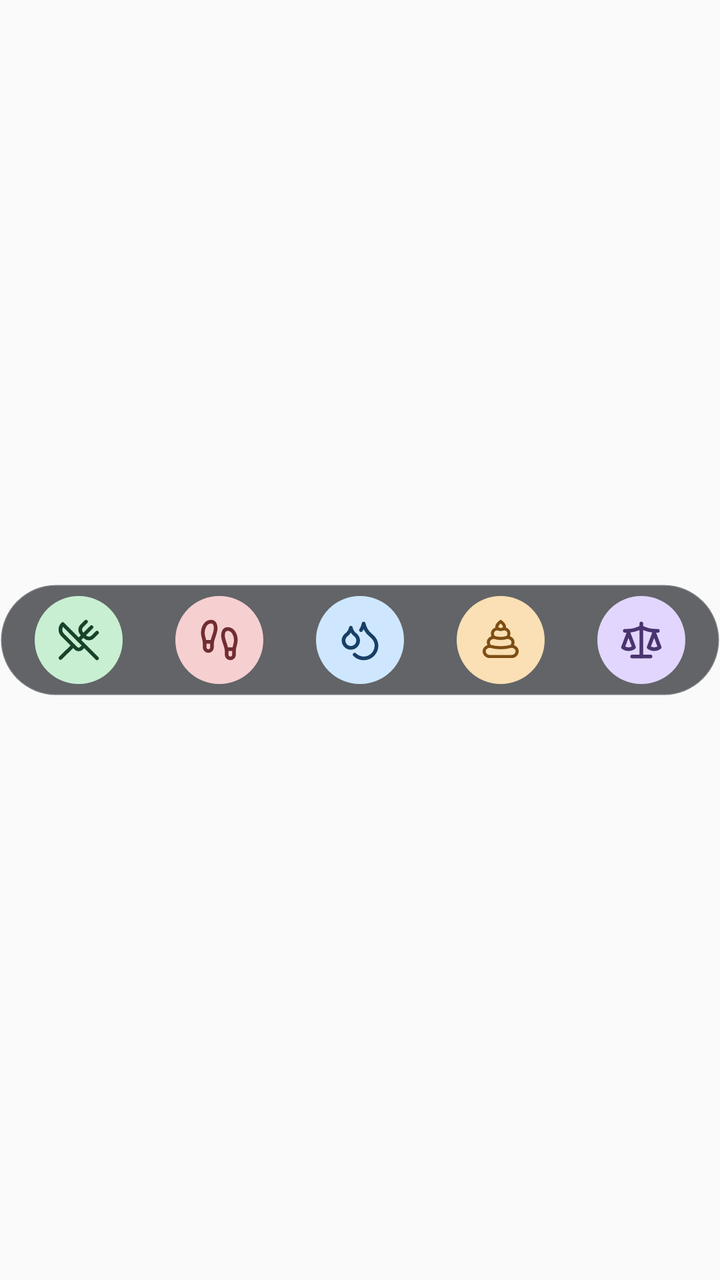
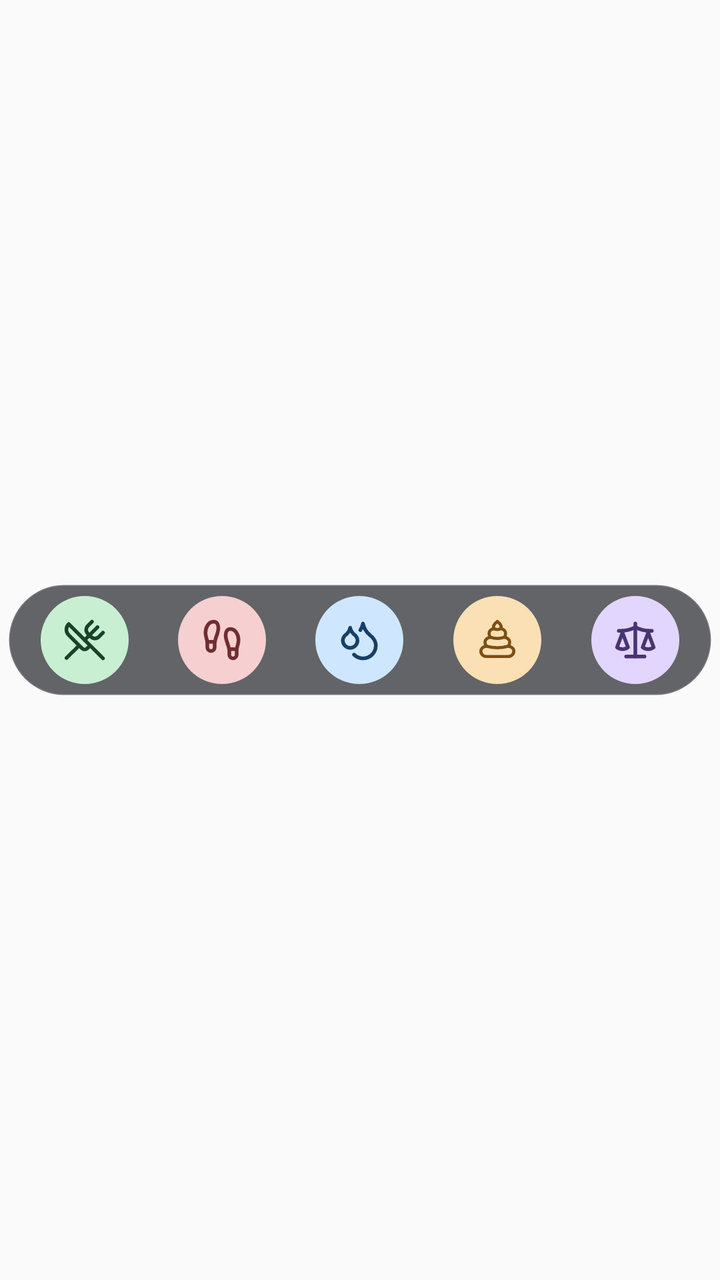

Compare the two renders of this Android layout. The source of the first and the diff that turns it into the second are given below.
<!-- AndroidManifest.xml: application theme AppTheme -->
<!-- res/layout/widget_small_dark.xml -->
<?xml version="1.0" encoding="utf-8"?>
<FrameLayout xmlns:android="http://schemas.android.com/apk/res/android" android:layout_width="match_parent" android:layout_height="match_parent">
    <LinearLayout android:id="@+id/widget_tray" android:layout_width="match_parent" android:layout_height="wrap_content"
        android:layout_gravity="center" android:orientation="vertical" android:padding="4dp" android:background="@drawable/widget_tray_dark">
        <include layout="@layout/widget_actions_five" />
    </LinearLayout>
</FrameLayout>
<!-- res/layout/widget_actions_five.xml (included above) -->
<?xml version="1.0" encoding="utf-8"?>
<LinearLayout xmlns:android="http://schemas.android.com/apk/res/android" android:layout_width="match_parent" android:layout_height="48dp" android:orientation="horizontal" android:gravity="center">
    <ImageButton android:id="@+id/widget_food" style="@style/WidgetAction"
        android:src="@drawable/widget_food_icon" android:contentDescription="@string/widget_food" />
    <ImageButton android:id="@+id/widget_movement" style="@style/WidgetAction"
        android:src="@drawable/widget_movement_icon" android:contentDescription="@string/widget_movement" />
    <ImageButton android:id="@+id/widget_water" style="@style/WidgetAction"
        android:src="@drawable/widget_water_icon" android:contentDescription="@string/widget_water" />
    <ImageButton android:id="@+id/widget_poop" style="@style/WidgetAction"
        android:src="@drawable/widget_poop_icon" android:contentDescription="@string/widget_poop" />
    <ImageButton android:id="@+id/widget_weight" style="@style/WidgetAction"
        android:src="@drawable/widget_weight_icon" android:contentDescription="@string/widget_weight" />
    <ImageButton android:id="@+id/widget_custom" style="@style/WidgetAction" android:visibility="gone"
        android:src="@drawable/widget_custom_icon" android:contentDescription="@string/widget_custom" />
</LinearLayout>
<!-- resources referenced by this layout -->
<resources>
  <!-- drawable widget_custom_icon (drawable) -->
  <?xml version="1.0" encoding="utf-8"?>
  <vector xmlns:android="http://schemas.android.com/apk/res/android" android:width="44dp" android:height="44dp" android:viewportWidth="48" android:viewportHeight="48">
      <path android:fillColor="#F7E9AA" android:pathData="M24,0a24,24 0,1 0,0 48a24,24 0,1 0,0 -48Z" />
      <group android:translateX="12" android:translateY="12">
          <path android:fillColor="@android:color/transparent" android:strokeColor="#6E5B14" android:strokeWidth="2" android:strokeLineCap="round" android:strokeLineJoin="round" android:pathData="M11.017 2.814a1 1 0 0 1 1.966 0l1.051 5.558a2 2 0 0 0 1.594 1.594l5.558 1.051a1 1 0 0 1 0 1.966l-5.558 1.051a2 2 0 0 0-1.594 1.594l-1.051 5.558a1 1 0 0 1-1.966 0l-1.051-5.558a2 2 0 0 0-1.594-1.594l-5.558-1.051a1 1 0 0 1 0-1.966l5.558-1.051a2 2 0 0 0 1.594-1.594z" />
          <path android:fillColor="@android:color/transparent" android:strokeColor="#6E5B14" android:strokeWidth="2" android:strokeLineCap="round" android:strokeLineJoin="round" android:pathData="M20 2v4" />
          <path android:fillColor="@android:color/transparent" android:strokeColor="#6E5B14" android:strokeWidth="2" android:strokeLineCap="round" android:strokeLineJoin="round" android:pathData="M22 4h-4" />
      </group>
  </vector>
  <!-- drawable widget_tray_dark (drawable) -->
  <?xml version="1.0" encoding="utf-8"?>
  <shape xmlns:android="http://schemas.android.com/apk/res/android" android:shape="rectangle"><solid android:color="#A612151B" /><stroke android:width="1dp" android:color="#26FFFFFF" /><corners android:radius="32dp" /></shape>
  <!-- drawable widget_water_icon (drawable) -->
  <?xml version="1.0" encoding="utf-8"?>
  <vector xmlns:android="http://schemas.android.com/apk/res/android" android:width="44dp" android:height="44dp" android:viewportWidth="48" android:viewportHeight="48">
      <path android:fillColor="#CFE7FE" android:pathData="M24,0a24,24 0,1 0,0 48a24,24 0,1 0,0 -48Z" />
      <group android:translateX="12" android:translateY="12">
          <path android:fillColor="@android:color/transparent" android:strokeColor="#183F66" android:strokeWidth="2" android:strokeLineCap="round" android:strokeLineJoin="round" android:pathData="M7 16.3c2.2 0 4-1.83 4-4.05 0-1.16-.57-2.26-1.71-3.19S7.29 6.75 7 5.3c-.29 1.45-1.14 2.84-2.29 3.76S3 11.1 3 12.25c0 2.22 1.8 4.05 4 4.05z" />
          <path android:fillColor="@android:color/transparent" android:strokeColor="#183F66" android:strokeWidth="2" android:strokeLineCap="round" android:strokeLineJoin="round" android:pathData="M12.56 6.6A10.97 10.97 0 0 0 14 3.02c.5 2.5 2 4.9 4 6.5s3 3.5 3 5.5a6.98 6.98 0 0 1-11.91 4.97" />
      </group>
  </vector>
  <string name="widget_custom">Custom</string>
  <string name="widget_food">Food</string>
  <string name="widget_movement">Movement</string>
  <string name="widget_poop">Poop</string>
  <string name="widget_water">Water</string>
  <string name="widget_weight">Weight</string>
  <style name="WidgetAction">
          <item name="android:layout_width">0dp</item>
          <item name="android:layout_height">48dp</item>
          <item name="android:layout_weight">1</item>
          <item name="android:padding">0dp</item>
          <item name="android:scaleType">centerInside</item>
          <item name="android:background">@drawable/widget_ripple</item>
          <item name="android:focusable">true</item>
      </style>
  <style name="AppTheme" parent="Theme.AppCompat.Light.DarkActionBar">
          
          <item name="colorPrimary">@color/colorPrimary</item>
          <item name="colorPrimaryDark">@color/colorPrimaryDark</item>
          <item name="colorAccent">@color/colorAccent</item>
      </style>
  <!-- drawable widget_ripple (drawable) -->
  <?xml version="1.0" encoding="utf-8"?>
  <ripple xmlns:android="http://schemas.android.com/apk/res/android" android:color="#24000000"><item android:id="@android:id/mask"><shape android:shape="oval"><solid android:color="#FFFFFF" /></shape></item></ripple>
  <!-- unchanged entries left out for length: 4 -->
</resources>

<!-- the commit's change to res/layout/widget_small_dark.xml (unified diff, before → after) -->
@@ -1,5 +1,5 @@
 <?xml version="1.0" encoding="utf-8"?>
-<FrameLayout xmlns:android="http://schemas.android.com/apk/res/android" android:layout_width="match_parent" android:layout_height="match_parent">
+<FrameLayout xmlns:android="http://schemas.android.com/apk/res/android" android:layout_width="match_parent" android:layout_height="match_parent" android:padding="4dp" android:clipChildren="false" android:clipToPadding="false">
     <LinearLayout android:id="@+id/widget_tray" android:layout_width="match_parent" android:layout_height="wrap_content"
         android:layout_gravity="center" android:orientation="vertical" android:padding="4dp" android:background="@drawable/widget_tray_dark">
         <include layout="@layout/widget_actions_five" />
